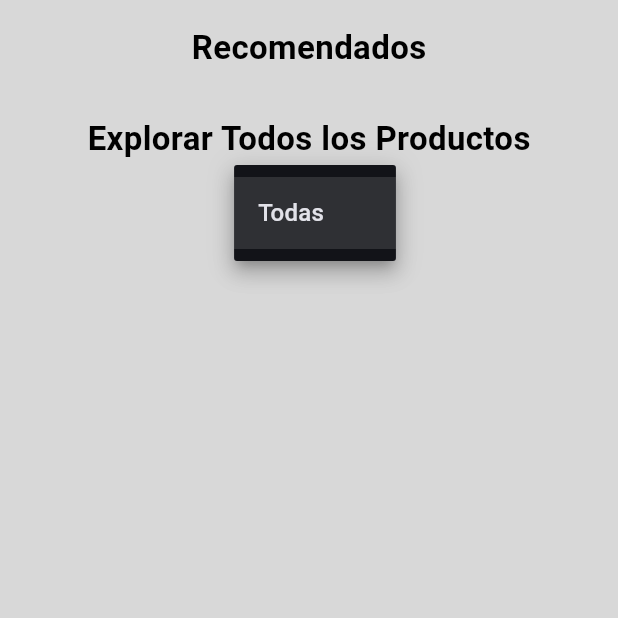
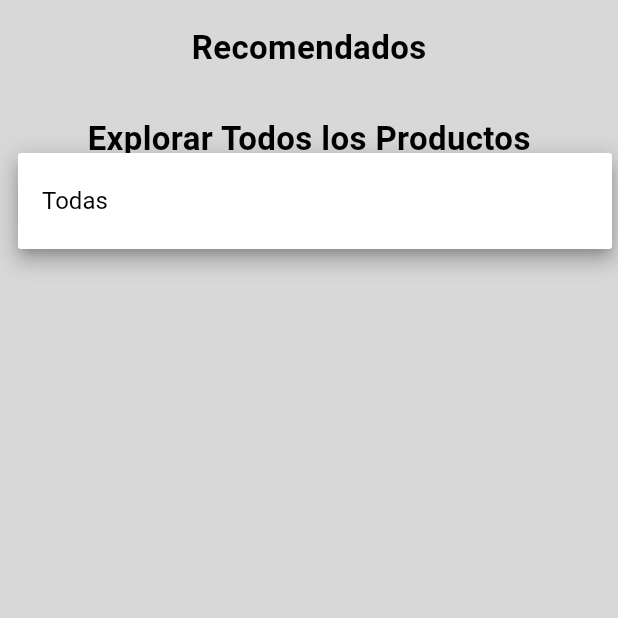
Before and after one commit to Grupo25-ISIS3510-2/MarketAndesFlutter, a Flutter app: the HomePage screen opened directly, after a tap on "Todas", on a phone screen of 412 x 824 dp, the top half of it. Run offline on Flutter 3.47's test engine with Material 3 defaults, Android fonts, the phone set to English and light mode, and no system bars; our stand-ins replace cached_network_image, cloud_firestore, connectivity_plus, device_info_plus, firebase_auth, firebase_core and 9 more; missing offline and left inert: proximity_sensor, screen_brightness; accounts and stored records are empty; Roboto replaces fonts that are missing (Poppins).

Commit message:
visual changes un filter boox

```diff
--- a/marketandes/lib/views/pages/home_page.dart
+++ b/marketandes/lib/views/pages/home_page.dart
@@ -27,23 +27,25 @@ class _HomePageState extends State<HomePage> {
   }
 
 Future<void> _fetchCategories() async {
+  final recommendedProducts = await _controller.fetchRecommendedProducts();
+  final recommendedCategories = recommendedProducts.map((p) => p.category).toSet();
+
   final snapshot = await FirebaseFirestore.instance.collection('products').get();
   final categorySet = <String>{};
 
   for (var doc in snapshot.docs) {
-    final category = doc['category']; // <- corregido aquí
-    if (category != null) {
+    final category = doc['category'];
+    if (category != null && !recommendedCategories.contains(category)) {
       categorySet.add(category.toString());
     }
   }
-
-    print('✅ Categorías cargadas: ${categorySet.toList()}'); // <-- línea de depuración final
 
 
   setState(() {
     _categories = ['Todas', ...categorySet.toList()];
   });
 }
+
 
 
   @override
@@ -127,9 +129,30 @@ Future<void> _fetchCategories() async {
     );
   }
 
-  Widget _buildCategoryDropdown() {
-    return DropdownButton<String>(
+Widget _buildCategoryDropdown() {
+  return Container(
+    padding: const EdgeInsets.symmetric(horizontal: 12, vertical: 4),
+    decoration: BoxDecoration(
+      color: Colors.white,
+      borderRadius: BorderRadius.circular(12),
+      boxShadow: [
+        BoxShadow(
+          color: Colors.black12,
+          blurRadius: 6,
+          offset: Offset(0, 3),
+        ),
+      ],
+    ),
+    child: DropdownButtonFormField<String>(
       value: _selectedCategory,
+      icon: const Icon(Icons.keyboard_arrow_down, color: Colors.black),
+      decoration: const InputDecoration.collapsed(hintText: ''),
+      dropdownColor: Colors.white,
+      style: const TextStyle(
+        color: Colors.black,
+        fontFamily: 'Poppins',
+        fontSize: 16,
+      ),
       onChanged: (value) {
         if (value != null) {
           setState(() {
@@ -140,11 +163,20 @@ Future<void> _fetchCategories() async {
       items: _categories.map((category) {
         return DropdownMenuItem<String>(
           value: category,
-          child: Text(category),
+          child: Text(
+            category,
+            overflow: TextOverflow.ellipsis,
+            style: const TextStyle(fontFamily: 'Poppins'),
+          ),
         );
       }).toList(),
-    );
-  }
+    ),
+  );
+}
+
+
+
+
 
   Widget _buildProductGrid(List<Product> products) {
     return GridView.builder(
```
